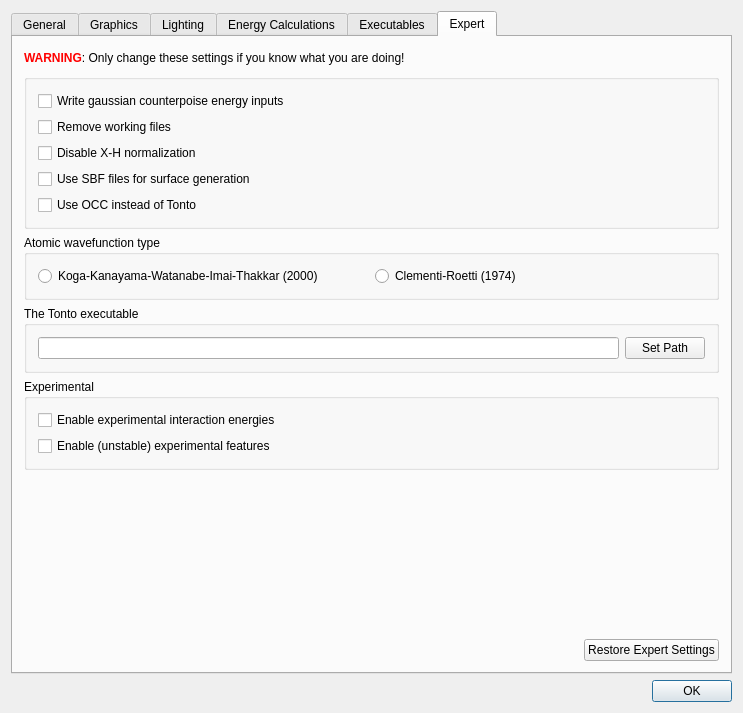
Old version of the form src/preferencesdialog.ui in the repository peterspackman/crystalexplorer.
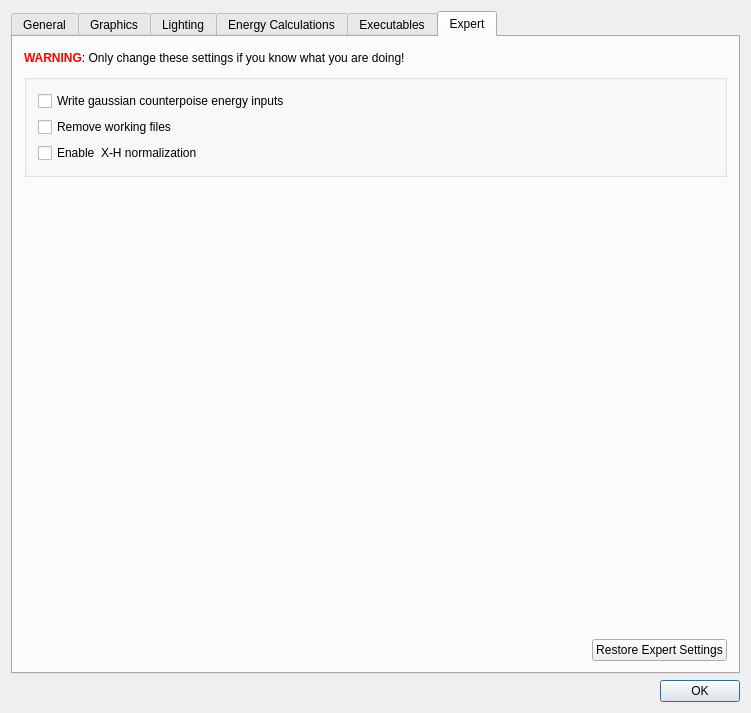
New version of the form.

```diff
--- a/src/preferencesdialog.ui
+++ b/src/preferencesdialog.ui
@@ -7,7 +7,7 @@
    <rect>
     <x>0</x>
     <y>0</y>
-    <width>734</width>
+    <width>751</width>
     <height>713</height>
    </rect>
   </property>
@@ -1324,16 +1324,6 @@
           <string/>
          </property>
          <layout class="QGridLayout" name="gridLayout_3">
-          <item row="3" column="0">
-           <widget class="QCheckBox" name="useSBFFilesForSurfaceGeneration">
-            <property name="toolTip">
-             <string>Controls whether the (much faster) binary SBF files interface for all surface generation.</string>
-            </property>
-            <property name="text">
-             <string>Use SBF files for surface generation</string>
-            </property>
-           </widget>
-          </item>
           <item row="0" column="0">
            <widget class="QCheckBox" name="writeGaussianCPFilesCheckBox">
             <property name="toolTip">
@@ -1350,7 +1340,7 @@
              <string>Controls whether B-H, C-H, N-H and O-H bond lengths will be normalized to the average bond length. This is typically only desirable for experimental structures from XRD where H bond lengths may be artificially short.</string>
             </property>
             <property name="text">
-             <string>Disable X-H normalization</string>
+             <string>Enable  X-H normalization</string>
             </property>
            </widget>
           </item>
@@ -1361,85 +1351,6 @@
             </property>
             <property name="text">
              <string>Remove working files</string>
-            </property>
-           </widget>
-          </item>
-          <item row="4" column="0">
-           <widget class="QCheckBox" name="useOccNotTontoCheckBox">
-            <property name="text">
-             <string>Use OCC instead of Tonto</string>
-            </property>
-           </widget>
-          </item>
-         </layout>
-        </widget>
-       </item>
-       <item>
-        <widget class="QGroupBox" name="slaterBasisGroupBox">
-         <property name="title">
-          <string>Atomic wavefunction type</string>
-         </property>
-         <layout class="QHBoxLayout" name="horizontalLayout_3">
-          <item>
-           <widget class="QRadioButton" name="thakkarRadioButton">
-            <property name="text">
-             <string>Koga-Kanayama-Watanabe-Imai-Thakkar (2000)</string>
-            </property>
-           </widget>
-          </item>
-          <item>
-           <widget class="QRadioButton" name="clementiRoettiRadioButton">
-            <property name="text">
-             <string>Clementi-Roetti (1974)</string>
-            </property>
-           </widget>
-          </item>
-         </layout>
-        </widget>
-       </item>
-       <item>
-        <widget class="QGroupBox" name="tontoExpertGroupBox">
-         <property name="title">
-          <string>The Tonto executable</string>
-         </property>
-         <layout class="QVBoxLayout" name="verticalLayout">
-          <item>
-           <layout class="QHBoxLayout" name="horizontalLayout_9">
-            <item>
-             <widget class="QLineEdit" name="tontoPathLineEdit"/>
-            </item>
-            <item>
-             <widget class="QPushButton" name="tontoPathButton">
-              <property name="text">
-               <string>Set Path</string>
-              </property>
-             </widget>
-            </item>
-           </layout>
-          </item>
-         </layout>
-        </widget>
-       </item>
-       <item>
-        <widget class="QGroupBox" name="experimentalGroupBox">
-         <property name="title">
-          <string>Experimental</string>
-         </property>
-         <layout class="QVBoxLayout" name="verticalLayout_10">
-          <item>
-           <widget class="QCheckBox" name="experimentalEnergiesCheckBox">
-            <property name="toolTip">
-             <string>Allows the calculation of GFN-xTB energies using xtb, or DLPNO-CCSD(T) energies using ORCA.</string>
-            </property>
-            <property name="text">
-             <string>Enable experimental interaction energies</string>
-            </property>
-           </widget>
-          </item>
-          <item>
-           <widget class="QCheckBox" name="experimentalFeatureFlagCheckBox">
-            <property name="text">
-             <string>Enable (unstable) experimental features</string>
             </property>
            </widget>
           </item>
```
Left out of the diff: 2 changed lines with no effect on the pictures.
